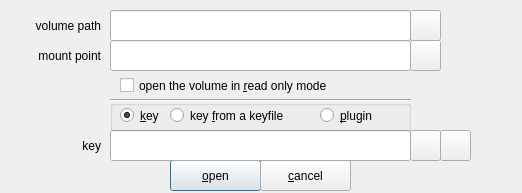
The window that zuluCrypt-gui/password.ui (mhogomchungu/zuluCrypt) describes before a commit, drawn with Qt 5.
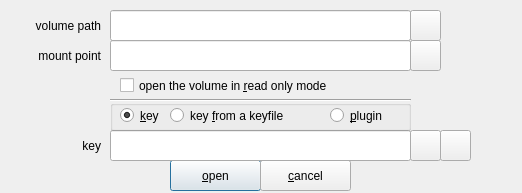
The same window after the commit.

Diff of the .ui file:
```diff
--- a/zuluCrypt-gui/password.ui
+++ b/zuluCrypt-gui/password.ui
@@ -172,7 +172,7 @@
      <rect>
       <x>60</x>
       <y>0</y>
-      <width>151</width>
+      <width>161</width>
       <height>31</height>
      </rect>
     </property>
@@ -186,9 +186,9 @@
    <widget class="QRadioButton" name="radioButtonPlugin">
     <property name="geometry">
      <rect>
-      <x>210</x>
+      <x>220</x>
       <y>0</y>
-      <width>91</width>
+      <width>81</width>
       <height>31</height>
      </rect>
     </property>
```
